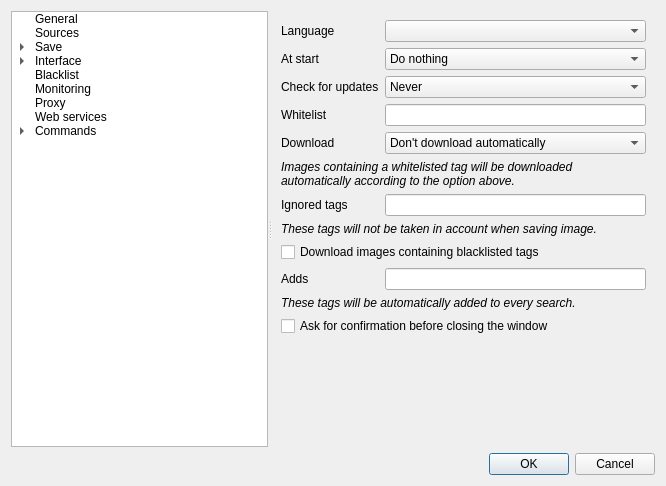
Old version of the form gui/src/settings/optionswindow.ui in the repository Bionus/imgbrd-grabber.
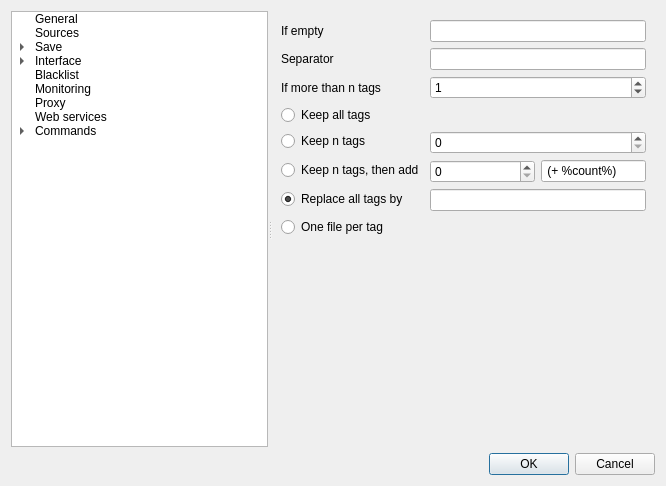
New version of the form. The open tabs and pages were chosen to show the change. Icons and pictures are not drawn.

Commit message: Add support for Danbooru 'meta' tag type (issue #1265)

Diff of the .ui file:
```diff
--- a/gui/src/settings/optionswindow.ui
+++ b/gui/src/settings/optionswindow.ui
@@ -1497,6 +1497,117 @@
         </item>
        </layout>
       </widget>
+      <widget class="QWidget" name="page">
+       <layout class="QFormLayout" name="formLayout_51">
+        <item row="0" column="0">
+         <widget class="QLabel" name="label_147">
+          <property name="text">
+           <string>If empty</string>
+          </property>
+         </widget>
+        </item>
+        <item row="0" column="1">
+         <widget class="QLineEdit" name="lineMetasIfNone">
+          <property name="text">
+           <string/>
+          </property>
+         </widget>
+        </item>
+        <item row="1" column="0">
+         <widget class="QLabel" name="label_146">
+          <property name="text">
+           <string>Separator</string>
+          </property>
+         </widget>
+        </item>
+        <item row="1" column="1">
+         <widget class="QLineEdit" name="lineMetasSeparator">
+          <property name="text">
+           <string/>
+          </property>
+         </widget>
+        </item>
+        <item row="2" column="0">
+         <widget class="QLabel" name="label_145">
+          <property name="text">
+           <string>If more than n tags</string>
+          </property>
+         </widget>
+        </item>
+        <item row="2" column="1">
+         <widget class="QSpinBox" name="spinMetasMoreThanN">
+          <property name="maximum">
+           <number>100</number>
+          </property>
+          <property name="value">
+           <number>1</number>
+          </property>
+         </widget>
+        </item>
+        <item row="3" column="0">
+         <widget class="QRadioButton" name="radioMetasKeepAll">
+          <property name="text">
+           <string>Keep all tags</string>
+          </property>
+         </widget>
+        </item>
+        <item row="4" column="0">
+         <widget class="QRadioButton" name="radioMetasKeepN">
+          <property name="text">
+           <string>Keep n tags</string>
+          </property>
+         </widget>
+        </item>
+        <item row="4" column="1">
+         <widget class="QSpinBox" name="spinMetasKeepN"/>
+        </item>
+        <item row="5" column="0">
+         <widget class="QRadioButton" name="radioMetasKeepNThenAdd">
+          <property name="text">
+           <string>Keep n tags, then add</string>
+          </property>
+         </widget>
+        </item>
+        <item row="5" column="1">
+         <layout class="QHBoxLayout" name="horizontalLayout_29" stretch="1,1">
+          <item>
+           <widget class="QSpinBox" name="spinMetasKeepNThenAdd"/>
+          </item>
+          <item>
+           <widget class="QLineEdit" name="lineMetasKeepNThenAdd">
+            <property name="text">
+             <string notr="true"> (+ %count%)</string>
+            </property>
+           </widget>
+          </item>
+         </layout>
+        </item>
+        <item row="6" column="0">
+         <widget class="QRadioButton" name="radioMetasReplaceAll">
+          <property name="text">
+           <string>Replace all tags by</string>
+          </property>
+          <property name="checked">
+           <bool>true</bool>
+          </property>
+         </widget>
+        </item>
+        <item row="6" column="1">
+         <widget class="QLineEdit" name="lineMetasReplaceAll">
+          <property name="text">
+           <string/>
+          </property>
+         </widget>
+        </item>
+        <item row="7" column="0">
+         <widget class="QRadioButton" name="radioMetasMultiple">
+          <property name="text">
+           <string>One file per tag</string>
+          </property>
+         </widget>
+        </item>
+       </layout>
+      </widget>
       <widget class="QWidget" name="pageSaveCustomSymbols">
        <layout class="QFormLayout" name="layoutCustom">
         <item row="0" column="0" colspan="2">
```
Left out of the diff: 91 changed lines with no effect on the pictures. The commit also changes 8 other files.
